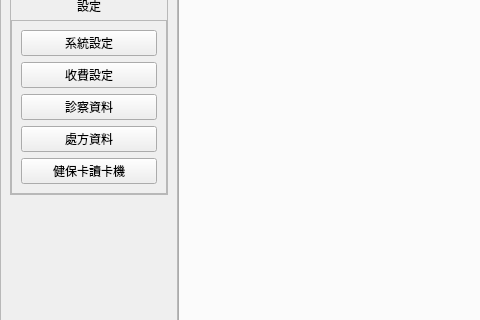
Above: ui/pymedical.ui from picacat/pyMedical before the change; both pictures show x 0 to 480 and y 410 to 730 of the 1212 by 893 pixel window. Below: the same form after it.
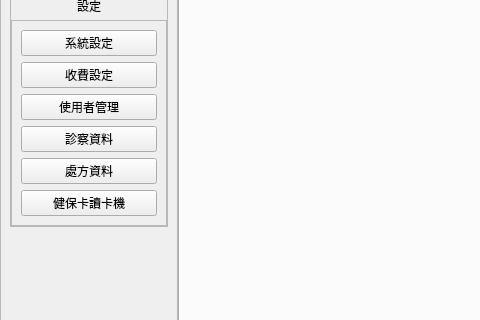
That is the form after the change. Icons and pictures are not drawn.

Patch:
```diff
--- a/ui/pymedical.ui
+++ b/ui/pymedical.ui
@@ -364,6 +364,13 @@
                </property>
               </widget>
              </item>
+             <item>
+              <widget class="QPushButton" name="pushButton_users">
+               <property name="text">
+                <string>使用者管理</string>
+               </property>
+              </widget>
+             </item>
              <item>
               <widget class="QPushButton" name="pushButton_diagnostic">
                <property name="text">
```
